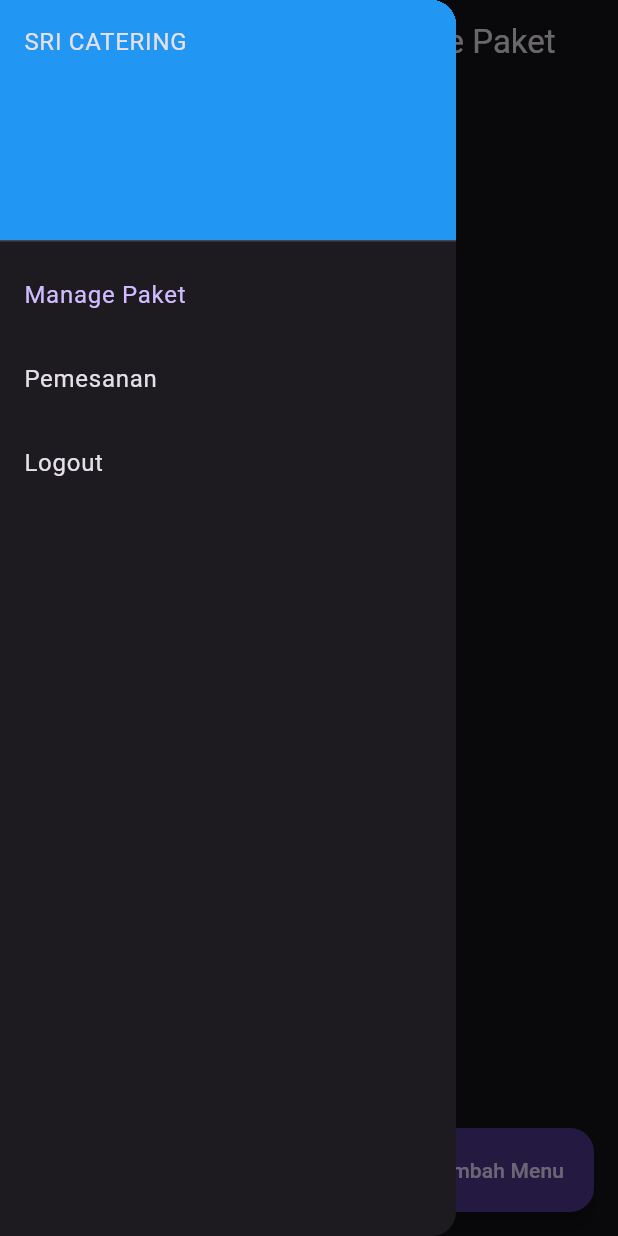
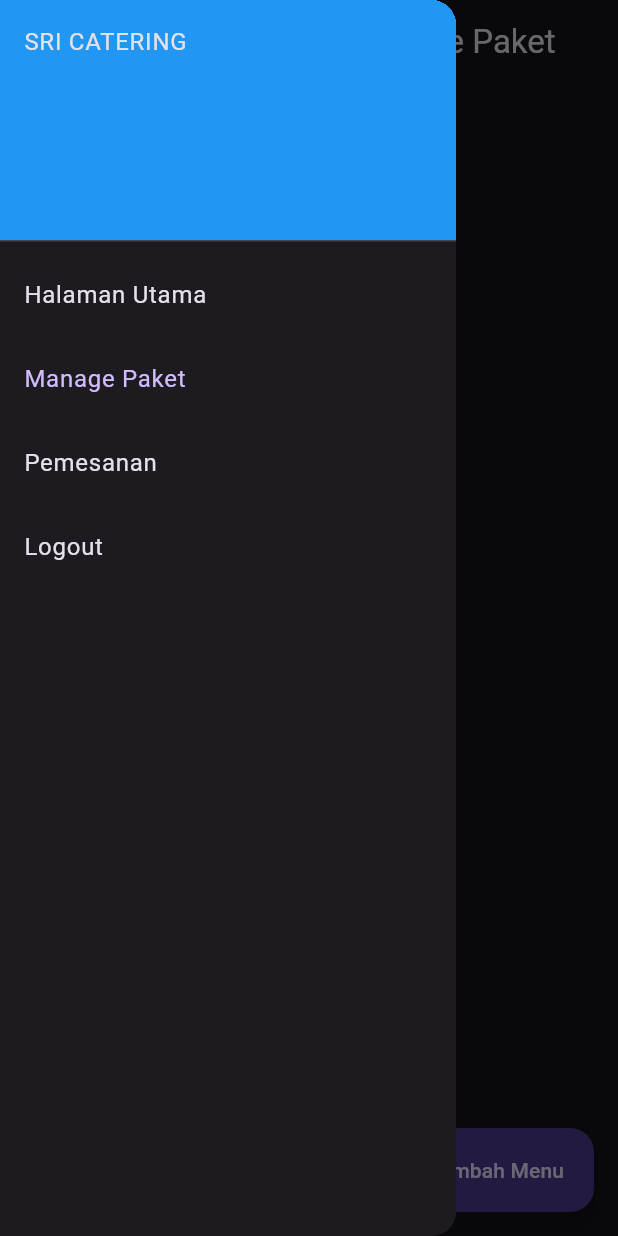
Before and after one commit to sunarya-thito/SriCateringWeb, a Flutter app: the AdminPage screen opened by its route, with the side drawer open, on a phone screen of 412 x 824 dp. Run offline on Flutter 3.47's test engine with Material 2 defaults, Android fonts, the phone set to English and light mode, and no system bars; our stand-ins replace cloud_firestore, file_picker, firebase_auth, firebase_core, firebase_storage, go_router and 2 more; missing offline and left inert: dart:html, event_bus_plus, web_smooth_scroll; accounts and stored records are empty; generated files the repository leaves out were written again.

Commit message:
tambah navigasi ke halaman utama

```diff
--- a/lib/admin_page.dart
+++ b/lib/admin_page.dart
@@ -66,6 +66,12 @@ class _AdminPageState extends State<AdminPage> {
                 child: Text('SRI CATERING'),
               ),
             ),
+            ListTile(
+              title: const Text('Halaman Utama'),
+              onTap: () {
+                context.go('/');
+              },
+            ),
             ...adminPages.mapIndexed((index, item) {
               return ListTile(
                 title: Text(item.label),
```
